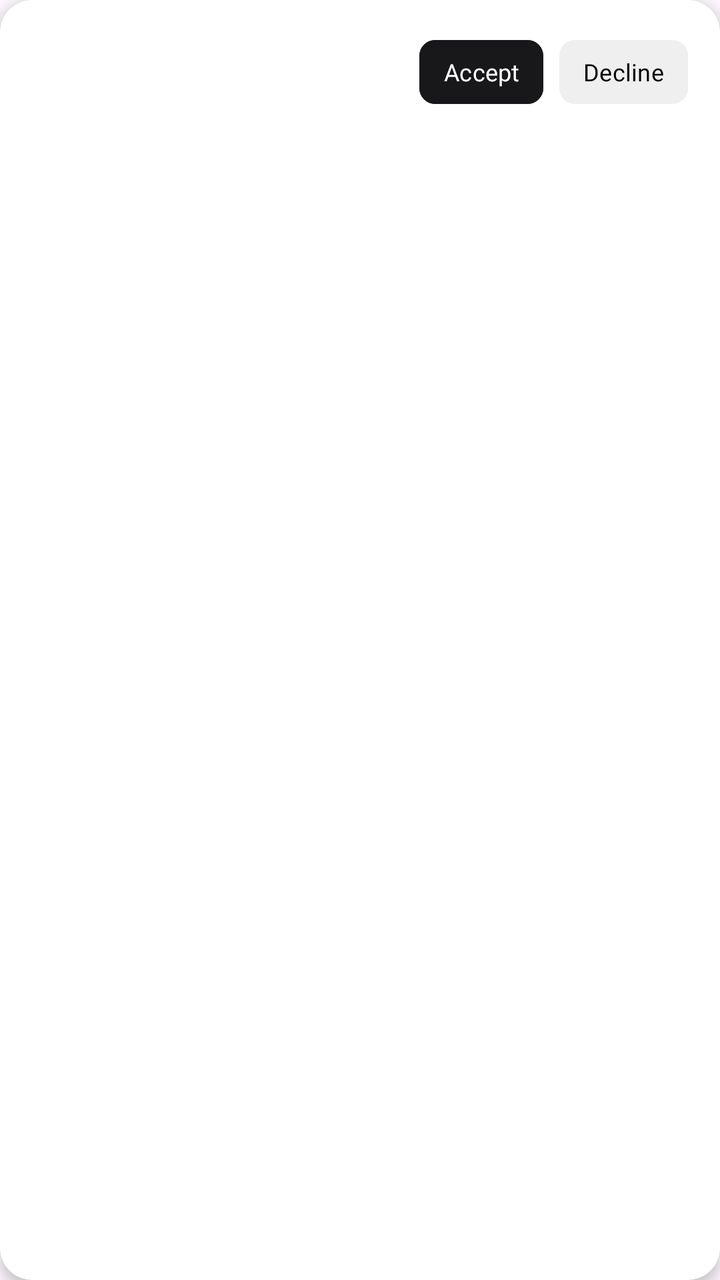
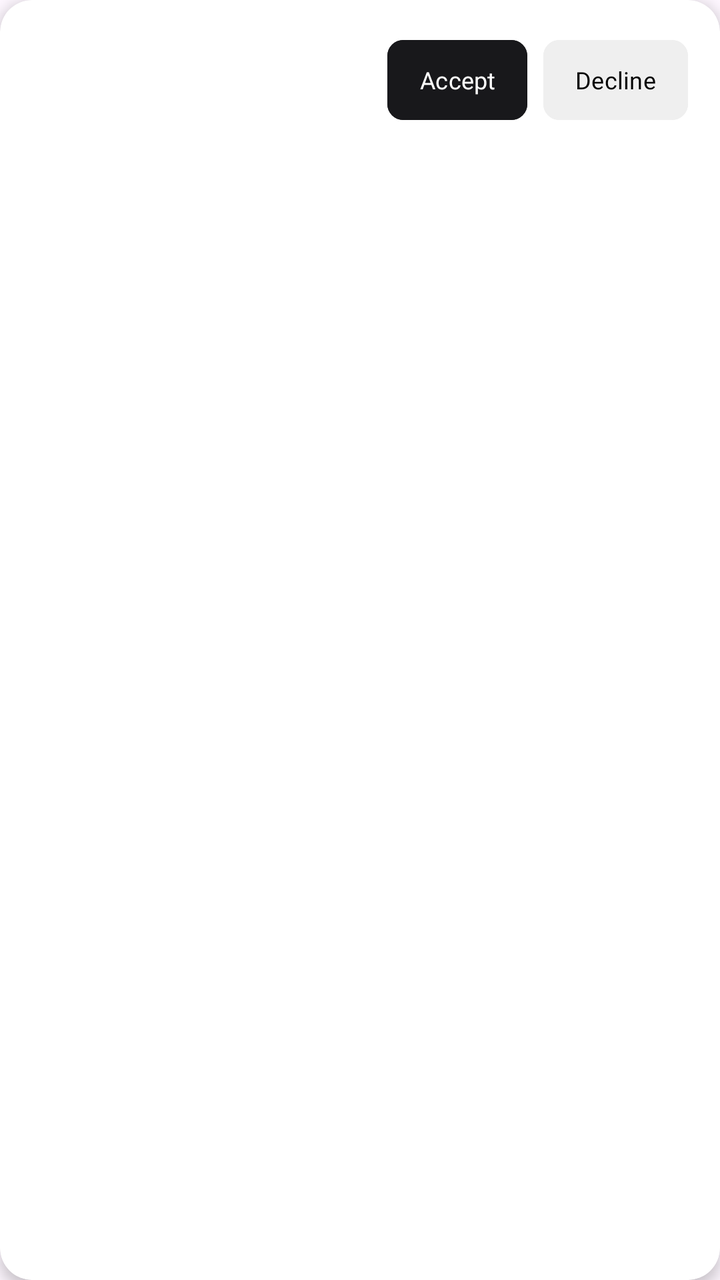

An Android layout rendered at two revisions. The XML below is the earlier revision; the diff shows what the commit changed to produce the second picture.
<!-- AndroidManifest.xml: application theme Theme.Travel -->
<!-- res/layout/item_friend_request.xml -->
<?xml version="1.0" encoding="utf-8"?>
<androidx.cardview.widget.CardView
    xmlns:android="http://schemas.android.com/apk/res/android"
    xmlns:app="http://schemas.android.com/apk/res-auto"
    android:layout_width="match_parent"
    android:layout_height="wrap_content"
    android:layout_marginHorizontal="12dp"
    android:layout_marginVertical="6dp"
    app:cardCornerRadius="16dp"
    app:cardElevation="4dp"
    app:cardBackgroundColor="@color/white">

    <androidx.constraintlayout.widget.ConstraintLayout
        android:layout_width="match_parent"
        android:layout_height="wrap_content"
        android:padding="16dp">

        <TextView
            android:id="@+id/displayNameText"
            android:layout_width="0dp"
            android:layout_height="wrap_content"
            android:textSize="14sp"
            android:textColor="@color/button_primary_text"
            android:fontFamily="@font/mont_bold"
            android:maxLines="1"
            android:ellipsize="end"
            app:layout_constraintTop_toTopOf="parent"
            app:layout_constraintStart_toStartOf="parent"
            app:layout_constraintEnd_toStartOf="@id/acceptButton"
            android:layout_marginEnd="12dp" />

        <TextView
            android:id="@+id/usernameText"
            android:layout_width="0dp"
            android:layout_height="wrap_content"
            android:maxLines="1"
            android:ellipsize="end"
            android:layout_marginTop="2dp"
            android:textSize="12sp"
            android:textColor="#A1A1AA"
            android:fontFamily="@font/mont_regular"
            app:layout_constraintTop_toBottomOf="@id/displayNameText"
            app:layout_constraintStart_toStartOf="parent"
            app:layout_constraintEnd_toStartOf="@id/acceptButton"
            android:layout_marginEnd="12dp" />

        <com.google.android.material.button.MaterialButton
            android:id="@+id/acceptButton"
            android:layout_width="wrap_content"
            android:layout_height="40dp"
            android:text="Accept"
            android:textSize="12sp"
            android:textAllCaps="false"
            android:backgroundTint="@color/button_primary"
            android:textColor="#FFFFFF"
            android:fontFamily="@font/mont_bold"
            android:minWidth="0dp"
            android:paddingHorizontal="12dp"
            app:cornerRadius="8dp"
            app:layout_constraintTop_toTopOf="parent"
            app:layout_constraintBottom_toBottomOf="parent"
            app:layout_constraintEnd_toStartOf="@id/declineButton"
            android:layout_marginEnd="8dp" />

        <com.google.android.material.button.MaterialButton
            android:id="@+id/declineButton"
            android:layout_width="wrap_content"
            android:layout_height="40dp"
            android:text="Decline"
            android:textSize="12sp"
            android:textAllCaps="false"
            android:minWidth="0dp"
            android:paddingHorizontal="12dp"
            android:backgroundTint="@color/button_secondary"
            android:textColor="@color/button_secondary_text"
            android:fontFamily="@font/mont_bold"
            app:cornerRadius="8dp"
            app:layout_constraintTop_toTopOf="parent"
            app:layout_constraintBottom_toBottomOf="parent"
            app:layout_constraintEnd_toEndOf="parent" />

    </androidx.constraintlayout.widget.ConstraintLayout>

</androidx.cardview.widget.CardView>
<!-- resources referenced by this layout -->
<resources>
  <color name="button_primary">#FF18181B</color>
  <color name="button_primary_text">#FFFFFFFF</color>
  <color name="button_secondary">#FFEFEFEF</color>
  <color name="button_secondary_text">#FF000000</color>
  <color name="white">#FFFFFFFF</color>
  <style name="Theme.Travel" parent="Theme.Material3.DayNight.NoActionBar">
          <item name="colorPrimary">#2196F3</item>
          <item name="colorOnPrimary">@android:color/white</item>
      </style>
</resources>

<!-- the commit's change to res/layout/item_friend_request.xml (unified diff, before → after) -->
@@ -20,7 +20,7 @@
             android:layout_width="0dp"
             android:layout_height="wrap_content"
             android:textSize="14sp"
-            android:textColor="@color/button_primary_text"
+            android:textColor="@color/text_primary"
             android:fontFamily="@font/mont_bold"
             android:maxLines="1"
             android:ellipsize="end"
@@ -37,7 +37,7 @@
             android:ellipsize="end"
             android:layout_marginTop="2dp"
             android:textSize="12sp"
-            android:textColor="#A1A1AA"
+            android:textColor="@color/text_secondary"
             android:fontFamily="@font/mont_regular"
             app:layout_constraintTop_toBottomOf="@id/displayNameText"
             app:layout_constraintStart_toStartOf="parent"
@@ -47,15 +47,15 @@
         <com.google.android.material.button.MaterialButton
             android:id="@+id/acceptButton"
             android:layout_width="wrap_content"
-            android:layout_height="40dp"
+            android:layout_height="wrap_content"
             android:text="Accept"
             android:textSize="12sp"
             android:textAllCaps="false"
             android:backgroundTint="@color/button_primary"
-            android:textColor="#FFFFFF"
+            android:textColor="@color/button_primary_text"
             android:fontFamily="@font/mont_bold"
             android:minWidth="0dp"
-            android:paddingHorizontal="12dp"
+            android:paddingHorizontal="16dp"
             app:cornerRadius="8dp"
             app:layout_constraintTop_toTopOf="parent"
             app:layout_constraintBottom_toBottomOf="parent"
@@ -65,12 +65,12 @@
         <com.google.android.material.button.MaterialButton
             android:id="@+id/declineButton"
             android:layout_width="wrap_content"
-            android:layout_height="40dp"
+            android:layout_height="wrap_content"
             android:text="Decline"
             android:textSize="12sp"
             android:textAllCaps="false"
             android:minWidth="0dp"
-            android:paddingHorizontal="12dp"
+            android:paddingHorizontal="16dp"
             android:backgroundTint="@color/button_secondary"
             android:textColor="@color/button_secondary_text"
             android:fontFamily="@font/mont_bold"
<!-- resource entries referenced after the edit -->
@@ -4,6 +4,8 @@
   <color name="button_primary_text">#FFFFFFFF</color>
   <color name="button_secondary">#FFEFEFEF</color>
   <color name="button_secondary_text">#FF000000</color>
+  <color name="text_primary">#FF18181B</color>
+  <color name="text_secondary">#FFA1A1AA</color>
   <color name="white">#FFFFFFFF</color>
   <style name="Theme.Travel" parent="Theme.Material3.DayNight.NoActionBar">
           <item name="colorPrimary">#2196F3</item>
